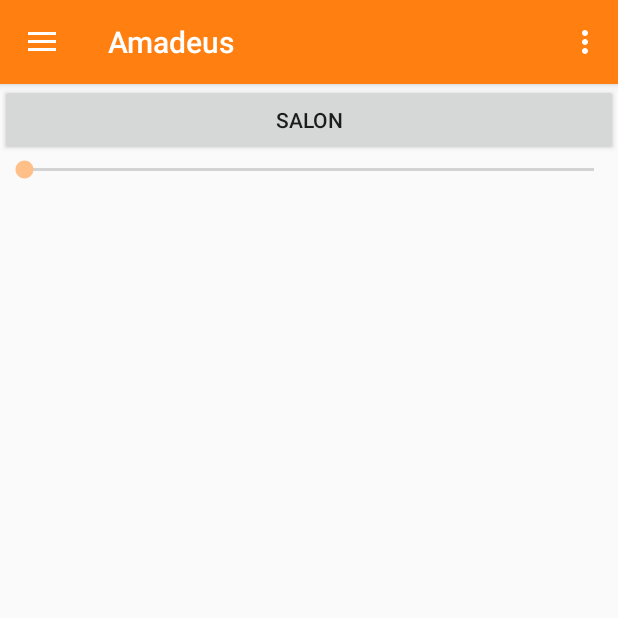
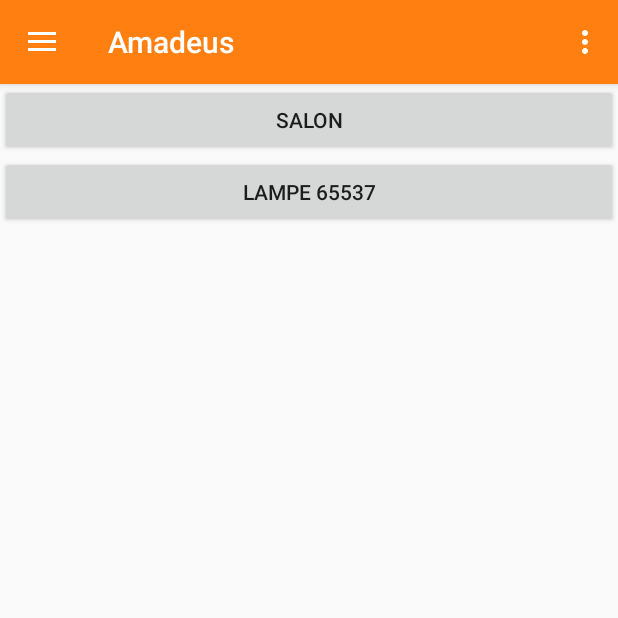
Before and after one commit to KNaudin/Amadeus, an Android app: the MainActivity screen opened directly, with no data from a screen before it, on a phone screen of 412 x 824 dp, the top half of it. Run offline under Robolectric (Android 15) with nearby library versions, the light colour scheme and no system bars.

Commit message:
[Mobile] Added group and light display with custom sliders and buttons.

```diff
--- a/mobile/app/build.gradle
+++ b/mobile/app/build.gradle
@@ -4,7 +4,7 @@
     compileSdkVersion 28
     defaultConfig {
         applicationId "com.amadeus.domotique"
-        minSdkVersion 15
+        minSdkVersion 17
         targetSdkVersion 28
         versionCode 1
         versionName "1.0"
--- a/mobile/app/src/main/java/com/amadeus/domotique/HttpListener.java
+++ b/mobile/app/src/main/java/com/amadeus/domotique/HttpListener.java
@@ -17,9 +17,9 @@
         this.subscribers.add(app);
     }
 
-    public void notifySubs(JSONObject obj, boolean correctReturn){
+    public void notifySubs(JSONObject obj, int returnCode){
         for(Notifyable app : this.subscribers){
-            app.getNotification(obj, correctReturn);
+            app.getNotification(obj, returnCode);
         }
     }
 }
--- /dev/null
+++ b/mobile/app/src/main/java/com/amadeus/domotique/Identity.java
@@ -0,0 +1,34 @@
+package com.amadeus.domotique;
+
+import android.view.View;
+
+import java.lang.reflect.Constructor;
+
+public class Identity {
+    private View v;
+    private Class c;
+    private String t, n;
+
+    public Identity(View v, Class c, String type, String name){
+        this.v = v;
+        this.c = c;
+        this.t = type;
+        this.n = name;
+    }
+
+    public View getView(){
+        return this.v;
+    }
+
+    public Class getClss(){
+        return this.c;
+    }
+
+    public String getType(){
+        return this.t;
+    }
+
+    public String getName(){
+        return this.n;
+    }
+}
--- a/mobile/app/src/main/java/com/amadeus/domotique/MainActivity.java
+++ b/mobile/app/src/main/java/com/amadeus/domotique/MainActivity.java
@@ -1,5 +1,6 @@
 package com.amadeus.domotique;
 
+import android.app.Activity;
 import android.content.Intent;
 import android.content.SharedPreferences;
 import android.hardware.camera2.TotalCaptureResult;
@@ -7,6 +8,7 @@
 import android.support.annotation.Nullable;
 import android.support.design.widget.FloatingActionButton;
 import android.support.design.widget.Snackbar;
+import android.util.DisplayMetrics;
 import android.view.LayoutInflater;
 import android.view.View;
 import android.support.v4.view.GravityCompat;
@@ -29,6 +31,8 @@
 public class MainActivity extends AppCompatActivity
         implements NavigationView.OnNavigationItemSelectedListener, Notifyable, View.OnClickListener {
 
+    public static int screenWidth;
+
     private String serverIP = "";
     private int serverPort = 8080;
     private HttpListener listener;
@@ -50,6 +54,10 @@
         navigationView.setNavigationItemSelectedListener(this);
 
         SharedPreferences settings = getSharedPreferences("UserInfo", 0);
+
+        DisplayMetrics displayMetrics = new DisplayMetrics();
+        this.getWindowManager().getDefaultDisplay().getMetrics(displayMetrics);
+        MainActivity.screenWidth = displayMetrics.widthPixels;
         if(settings.getAll().isEmpty()){
             Toast.makeText(this, "Aucune donnée utilisateur trouvée.", Toast.LENGTH_LONG).show();
             Intent intent = new Intent(MainActivity.this, ConnectionActivity.class);
@@ -64,28 +72,10 @@
         this.listener = new HttpListener();
         listener.subscribe(this);
 
-//        button_light = findViewById(R.id.button_light);
-//        button_light.setOnClickListener(this);
-
-        LinearLayout mainLayout = findViewById(R.id.main_layout);
-        SourceManagement src_man = new SourceManagement(MainActivity.this, mainLayout, "Salon", 200);
-    }
-
-    public void onClick(View v) {
-//        switch (v.getId()) {
-//            case R.id.button_light: {
-//                try{
-//                    URI uri = new URI("HTTP", null, this.serverIP, this.serverPort, "/", null, null);
-//                    HttpRequestTask requestTask = new HttpRequestTask(this.listener, MainActivity.this, false,
-//                            "{\"command\":\"\",\"group\":\"salon\",\"light\":\"\",\"color\":\"\",\"dimmer\":10}");
-//                    requestTask.execute(uri);
-//                }
-//                catch (Exception e){
-//                    System.out.println("[AMADEUS] "+e.getMessage());
-//                }
-//                break;
-//            }
-//        }
+        SourceManagement src_salon = new SourceManagement(this,MainActivity.this, "salon", 200, true);
+        src_salon.addItem("65538", 125);
+        src_salon.addItem("666", 42);
+        SourceManagement src_lampe = new SourceManagement(this,MainActivity.this, "65537", 10, false);
     }
 
     @Override
@@ -169,7 +159,30 @@
 
 
     @Override
-    public void getNotification(JSONObject obj, boolean correctReturn) {
-        System.out.println(obj);
+    public void getNotification(JSONObject obj, int returnCode) {
+        switch (returnCode){
+            case 0:{
+                System.out.println("[AMADEUS] Mise à jour "+obj);
+                break;
+            }
+            case -1:{
+                try{
+                    System.out.println("[AMADEUS] Envoie des infos: "+obj);
+                    URI uri = new URI("HTTP", null, this.serverIP, this.serverPort, "/", null, null);
+                    HttpRequestTask requestTask = new HttpRequestTask(this.listener, MainActivity.this, false,
+                            obj.toString(), 1);
+                    requestTask.execute(uri);
+                }
+                catch (Exception e){
+                    System.out.println("[AMADEUS] "+e.getMessage());
+                }
+                break;
+            }
+        }
+    }
+
+    @Override
+    public void onClick(View v) {
+
     }
 }
--- a/mobile/app/src/main/java/com/amadeus/domotique/Notifyable.java
+++ b/mobile/app/src/main/java/com/amadeus/domotique/Notifyable.java
@@ -3,5 +3,5 @@
 import org.json.JSONObject;
 
 public interface Notifyable {
-    public void getNotification(JSONObject obj, boolean correctReturn);
+    public void getNotification(JSONObject obj, int returnCode);
 }
--- a/mobile/app/src/main/java/com/amadeus/domotique/SourceManagement.java
+++ b/mobile/app/src/main/java/com/amadeus/domotique/SourceManagement.java
@@ -1,44 +1,283 @@
 package com.amadeus.domotique;
 
+import android.animation.Animator;
+import android.animation.ValueAnimator;
 import android.content.Context;
 import android.support.v7.app.AppCompatActivity;
+import android.view.Gravity;
 import android.view.LayoutInflater;
 import android.view.View;
 import android.view.ViewGroup;
 import android.widget.Button;
+import android.widget.ImageView;
 import android.widget.LinearLayout;
 import android.widget.SeekBar;
+import android.widget.TextView;
 
-public class SourceManagement {
+import org.json.JSONException;
+import org.json.JSONObject;
+
+import java.util.HashMap;
+import java.util.Map;
+
+public class SourceManagement extends AppCompatActivity implements SeekBar.OnSeekBarChangeListener, View.OnClickListener {
 
     private Context context;
+    private AppCompatActivity parent;
+    private String name = "";
+    private String showName = "";
+    private String groupPrint = "Lumière";
+    private boolean isGroup = false;
+    private int lastValue;
+    private boolean sliding = false;
+    private Map<Integer, Identity> ids;
+    private Map<SeekBar, Boolean> slidingSliders;
+    private Map<SeekBar, Integer> slidersValue;
 
-    public SourceManagement(Context mainContext, LinearLayout layout, String name, int defaultValue){
+    final private LinearLayout itemsLayout;
+
+    public SourceManagement(AppCompatActivity parent, Context mainContext, String name, int defaultValue, boolean isGroup){
+        this.ids = new HashMap<>();
+        this.slidingSliders = new HashMap<>();
+        this.slidersValue = new HashMap<>();
         this.context = mainContext;
+        this.parent = parent;
+        this.name = name;
+        this.isGroup = isGroup;
+        this.showName = name;
+        if(isGroup)
+            this.groupPrint = "Groupe";
+        else{
+            showName = "Lampe "+Integer.parseInt(name);
+        }
+        this.lastValue = defaultValue;
+
+        LinearLayout layout = parent.findViewById(R.id.main_layout);
 
         View itemView = LayoutInflater.from(this.context).inflate(R.layout.activity_item,null, false);
+        View itemMainLayout = ((ViewGroup)itemView).getChildAt(0);
+        View itemChildren = ((ViewGroup)itemMainLayout).getChildAt(1);
+        View firstItemLayout = ((ViewGroup)itemChildren).getChildAt(0);
+
+        ((LinearLayout)firstItemLayout).setGravity(Gravity.CENTER);
+
+        this.itemsLayout = (LinearLayout) itemChildren;
+        this.itemsLayout.setVisibility(View.GONE);
+
         layout.addView(itemView);
 
-        View itemMainLayout = ((ViewGroup)itemView).getChildAt(0);
 
         Button mainSrcButton = (Button) ((ViewGroup)itemMainLayout).getChildAt(0);
-        SeekBar mainSeekBar = (SeekBar) ((ViewGroup)itemMainLayout).getChildAt(1);
-        mainSrcButton.setText(name);
+        mainSrcButton.setId(View.generateViewId());
+        SeekBar mainSeekBar = (SeekBar) ((ViewGroup)firstItemLayout).getChildAt(0);
+        mainSeekBar.setId(View.generateViewId());
+        ImageView mainColor = (ImageView)  ((ViewGroup)firstItemLayout).getChildAt(1);
+        mainColor.setId(View.generateViewId());
+
+        mainSrcButton.setText(this.showName);
+        mainSeekBar.setProgress(defaultValue);
         mainSeekBar.setMax(254);
-        mainSeekBar.setOnSeekBarChangeListener(new SeekBar.OnSeekBarChangeListener() {
+        mainSeekBar.setOnSeekBarChangeListener(this);
+
+        mainSrcButton.setOnClickListener(this);
+        mainColor.setOnClickListener(this);
+
+        this.addId(mainSrcButton, Button.class, this.groupPrint, this.name);
+        this.addId(mainSeekBar, SeekBar.class, this.groupPrint, this.name);
+        this.addId(mainColor, ImageView.class, this.groupPrint, this.name);
+        this.setSliding(mainSeekBar, false);
+        this.setSliderValue(mainSeekBar, defaultValue);
+    }
+
+    public void addItem(String name, int defaultValue){
+        LinearLayout hLayout = new LinearLayout(this.context);
+        hLayout.setOrientation(LinearLayout.HORIZONTAL);
+        TextView label = new TextView(this.context);
+        label.setText("Lampe "+name);
+        SeekBar seekBar = new SeekBar(this.context);
+        seekBar.setProgress(defaultValue);
+        seekBar.setMax(254);
+        ImageView colorBox = new ImageView(this.context);
+        colorBox.setImageResource(android.R.color.holo_blue_dark);
+        hLayout.addView(label);
+        hLayout.addView(seekBar);
+        hLayout.addView(colorBox);
+
+        this.itemsLayout.addView(hLayout);
+
+        seekBar.getLayoutParams().width = (int) (MainActivity.screenWidth * 0.6);
+        colorBox.getLayoutParams().width = (int) this.context.getResources().getDimension(android.R.dimen.notification_large_icon_width);
+        colorBox.getLayoutParams().height = (int) this.context.getResources().getDimension(android.R.dimen.notification_large_icon_height);
+        hLayout.setGravity(Gravity.CENTER);
+        hLayout.getLayoutParams().width = LinearLayout.LayoutParams.MATCH_PARENT;
+        hLayout.getLayoutParams().height = LinearLayout.LayoutParams.WRAP_CONTENT;
+
+        seekBar.setId(View.generateViewId());
+        colorBox.setId(View.generateViewId());
+
+        this.addId(seekBar, SeekBar.class, "Lumière", name);
+        this.addId(colorBox, ImageView.class, "Lumière", name);
+        this.setSliding(seekBar, false);
+        this.setSliderValue(seekBar, defaultValue);
+
+        colorBox.setOnClickListener(this);
+        seekBar.setOnSeekBarChangeListener(this);
+
+    }
+
+    public void addId(View v, Class c, String linkedTo, String name){
+        this.ids.put(v.getId(), new Identity(v, c, linkedTo, name));
+    }
+
+    public Identity getIdentityByID(int id){
+        return this.ids.get(id);
+    }
+
+    public void setSliding(SeekBar sb, boolean sliding){
+        this.slidingSliders.put(sb, sliding);
+    }
+
+    public boolean getSliding(SeekBar sb){
+        return this.slidingSliders.get(sb);
+    }
+
+    public void setSliderValue(SeekBar sb, int value){
+        this.slidersValue.put(sb, value);
+    }
+
+    public int getSliderLastValue(SeekBar sb){
+        return this.slidersValue.get(sb);
+    }
+
+    @Override
+    public void onProgressChanged(SeekBar seekBar, int progress, boolean fromUser) {
+        if(Math.abs(this.getSliderLastValue(seekBar) - progress) >= 10){
+            Identity objectSlide = this.getIdentityByID(seekBar.getId());
+            this.setSliding(seekBar, true);
+            this.setSliderValue(seekBar, progress);
+            System.out.println("[AMADEUS] "+objectSlide.getType()+" "+objectSlide.getName()+" paramétré à "+progress);
+            String data = "";
+            if(objectSlide.getType().equals("Groupe")){
+                data = "{\"command\":\"\",\"group\":\""+objectSlide.getName()+"\",\"light\":\"\",\"color\":\"\",\"dimmer\":"+progress+"}";
+            }
+            else{
+                data = "{\"command\":\"\",\"group\":\"\",\"light\":"+Integer.parseInt(objectSlide.getName())+",\"color\":\"\",\"dimmer\":"+progress+"}";
+            }
+            try {
+                ((Notifyable)(this.parent))
+                        .getNotification(new JSONObject(data), -1);
+            } catch (JSONException e) {
+                e.printStackTrace();
+            }
+        }
+    }
+
+    @Override
+    public void onStartTrackingTouch(SeekBar seekBar) {
+        this.setSliding(seekBar, false);
+    }
+
+    @Override
+    public void onStopTrackingTouch(SeekBar seekBar) {
+        Identity objectSlide = this.getIdentityByID(seekBar.getId());
+        System.out.println("[AMADEUS] Finished setting value for "+objectSlide.getType()+" "+objectSlide.getName());
+//        if(!this.getSliding(seekBar)) {
+            System.out.println("[AMADEUS] " + objectSlide.getType() + " " + objectSlide.getName() + " paramétré à " + seekBar.getProgress());
+            String data = "";
+            if (objectSlide.getType().equals("Groupe")) {
+                data = "{\"command\":\"\",\"group\":\"" + objectSlide.getName() + "\",\"light\":\"\",\"color\":\"\",\"dimmer\":" + seekBar.getProgress() + "}";
+            } else {
+                data = "{\"command\":\"\",\"group\":\"\",\"light\":" + Integer.parseInt(objectSlide.getName()) + ",\"color\":\"\",\"dimmer\":" + seekBar.getProgress() + "}";
+            }
+            try {
+                ((Notifyable) (this.parent))
+                        .getNotification(new JSONObject(data), -1);
+            } catch (JSONException e) {
+                e.printStackTrace();
+            }
+//        }
+    }
+
+    @Override
+    public void onClick(View v) {
+        Identity objectClicked = this.getIdentityByID(v.getId());
+        System.out.println("[AMADEUS] "+objectClicked.getType()+" "+objectClicked.getName()+" cliqué");
+        switch (objectClicked.getClss().getName()){
+            case "android.widget.Button":{
+                Button b = (Button) v;
+                if(b.getText().toString() == this.showName){
+                    if(this.itemsLayout.getVisibility() == View.GONE){
+                        this.expand();
+                    }
+                    else{
+                        this.collapse();
+                    }
+                }
+                break;
+            }
+            case "android.widget.ImageView":{
+                break;
+            }
+        }
+//
+    }
+
+    private void expand() {
+        //set Visible
+        itemsLayout.setVisibility(View.VISIBLE);
+
+        final int widthSpec = View.MeasureSpec.makeMeasureSpec(0, View.MeasureSpec.UNSPECIFIED);
+        final int heightSpec = View.MeasureSpec.makeMeasureSpec(0, View.MeasureSpec.UNSPECIFIED);
+        itemsLayout.measure(widthSpec, heightSpec);
+
+        ValueAnimator mAnimator = slideAnimator(0, itemsLayout.getMeasuredHeight());
+
+        mAnimator.start();
+    }
+
+    private void collapse() {
+        int finalHeight = itemsLayout.getHeight();
+
+        ValueAnimator mAnimator = slideAnimator(finalHeight, 0);
+
+        mAnimator.addListener(new Animator.AnimatorListener() {
             @Override
-            public void onProgressChanged(SeekBar seekBar, int progress, boolean fromUser) {
-                System.out.println("[AMADEUS] valeur seekbar "+progress);
+            public void onAnimationEnd(Animator animator) {
+                //Height=0, but it set visibility to GONE
+                itemsLayout.setVisibility(View.GONE);
             }
 
             @Override
-            public void onStartTrackingTouch(SeekBar seekBar) {
-
+            public void onAnimationStart(Animator animator) {
             }
 
             @Override
-            public void onStopTrackingTouch(SeekBar seekBar) {
+            public void onAnimationCancel(Animator animator) {
+            }
+
+            @Override
+            public void onAnimationRepeat(Animator animator) {
             }
         });
+        mAnimator.start();
+    }
+
+    private ValueAnimator slideAnimator(int start, int end) {
+
+        ValueAnimator animator = ValueAnimator.ofInt(start, end);
+
+
+        animator.addUpdateListener(new ValueAnimator.AnimatorUpdateListener() {
+            @Override
+            public void onAnimationUpdate(ValueAnimator valueAnimator) {
+                //Update Height
+                int value = (Integer) valueAnimator.getAnimatedValue();
+
+                ViewGroup.LayoutParams layoutParams = itemsLayout.getLayoutParams();
+                layoutParams.height = value;
+                itemsLayout.setLayoutParams(layoutParams);
+            }
+        });
+        return animator;
     }
 }
--- a/mobile/app/src/main/res/layout/activity_item.xml
+++ b/mobile/app/src/main/res/layout/activity_item.xml
@@ -8,7 +8,8 @@
     <LinearLayout
         android:layout_width="match_parent"
         android:layout_height="match_parent"
-        android:orientation="vertical">
+        android:orientation="vertical"
+        android:animateLayoutChanges="true">
 
         <Button
             android:id="@+id/button"
@@ -16,10 +17,33 @@
             android:layout_height="wrap_content"
             android:text="Salon" />
 
-        <SeekBar
-            android:id="@+id/seekBar"
+        <LinearLayout
             android:layout_width="match_parent"
-            android:layout_height="wrap_content" />
+            android:layout_height="match_parent"
+            android:orientation="vertical">
+
+            <LinearLayout
+                android:layout_width="match_parent"
+                android:layout_height="wrap_content"
+                android:orientation="horizontal">
+
+                <SeekBar
+                    android:id="@+id/seekBar"
+                    android:layout_width="331dp"
+                    android:layout_height="wrap_content" />
+
+                <ImageView
+                    android:id="@+id/imageView4"
+                    android:layout_width="@android:dimen/notification_large_icon_width"
+                    android:layout_height="@android:dimen/notification_large_icon_height"
+                    android:contentDescription="@string/nav_header_desc"
+                    android:paddingTop="@dimen/nav_header_vertical_spacing"
+                    android:scaleType="centerInside"
+                    app:srcCompat="@android:color/holo_blue_dark" />
+            </LinearLayout>
+
+        </LinearLayout>
+
     </LinearLayout>
 
 </android.support.constraint.ConstraintLayout>
```
Also changed, not shown: mobile/app/src/main/java/com/amadeus/domotique/ConnectionActivity.java (+4 -4 lines), mobile/app/src/main/java/com/amadeus/domotique/HttpRequestTask.java (+7 -5 lines).
